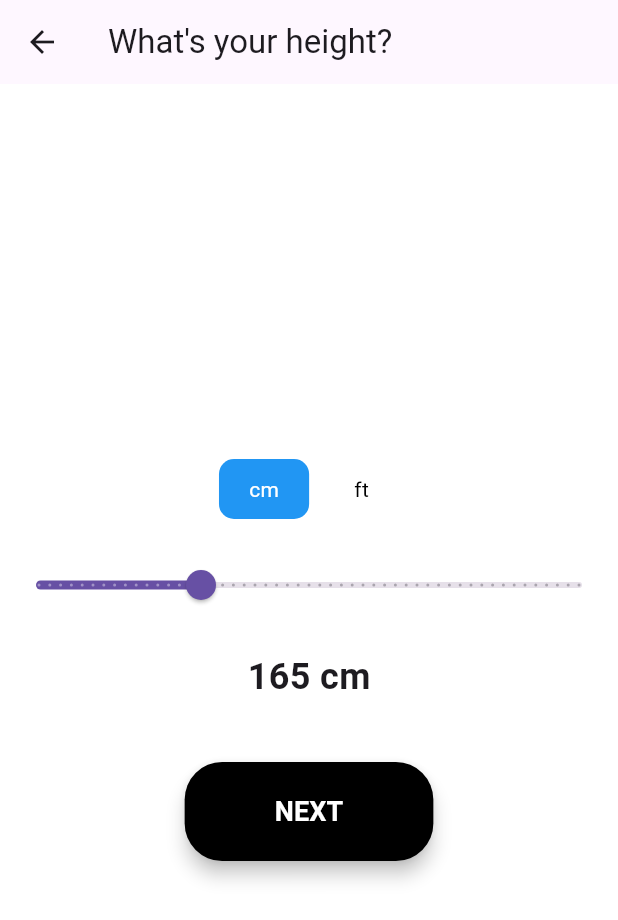
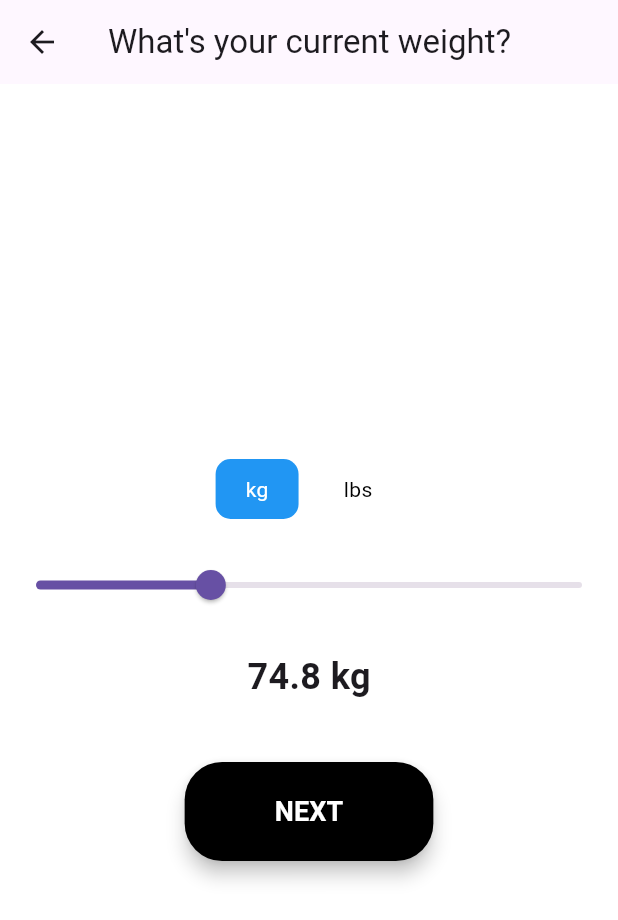
Before and after one commit to Abdimahad1/fitness_app_nodeJS, a Flutter app: the HeightScreen screen opened directly, after a tap on "NEXT", on a phone screen of 412 x 824 dp. Shown: the top 920 px of the screen. Run offline on Flutter 3.47's test engine with Material 3 defaults, Android fonts, the phone set to English and light mode, and no system bars.

Commit message:
weight screen added

```diff
--- a/lib/screens/startUp/height.dart
+++ b/lib/screens/startUp/height.dart
@@ -1,4 +1,5 @@
 import 'package:flutter/material.dart';
+import 'weight.dart'; // Import the WeightScreen
 
 class HeightScreen extends StatefulWidget {
   @override
@@ -74,9 +75,7 @@ class _HeightScreenState extends State<HeightScreen> {
               min: isCm ? 150 : 4.0, // Adjust min for ft
               max: isCm ? 200 : 7.0, // Adjust max for ft
               divisions: isCm ? 50 : 30, // Adjust divisions for ft
-              label: isCm
-                  ? "${selectedHeight.toInt()} cm"
-                  : "${selectedHeight.toStringAsFixed(2)} ft", // Label based on unit
+              label: isCm ? "${selectedHeight.toInt()} cm" : "${selectedHeight.toStringAsFixed(2)} ft", // Label based on unit
               onChanged: (value) {
                 setState(() {
                   selectedHeight = value; // Update height
@@ -86,17 +85,18 @@ class _HeightScreenState extends State<HeightScreen> {
             SizedBox(height: 20),
             // Display Selected Height
             Text(
-              isCm
-                  ? "${selectedHeight.toInt()} cm"
-                  : "${selectedHeight.toStringAsFixed(2)} ft",
+              isCm ? "${selectedHeight.toInt()} cm" : "${selectedHeight.toStringAsFixed(2)} ft",
               style: TextStyle(fontSize: 24, fontWeight: FontWeight.bold),
             ),
             SizedBox(height: 40),
             // Next Button
             ElevatedButton(
               onPressed: () {
-                // Handle next action
-                print("Selected Height: ${isCm ? '${selectedHeight.toInt()} cm' : '${selectedHeight.toStringAsFixed(2)} ft'}");
+                // Navigate to the WeightScreen
+                Navigator.push(
+                  context,
+                  MaterialPageRoute(builder: (context) => WeightScreen()),
+                );
               },
               style: ElevatedButton.styleFrom(
                 backgroundColor: Colors.black,
--- a/lib/screens/startUp/weight.dart
+++ b/lib/screens/startUp/weight.dart
@@ -0,0 +1,124 @@
+import 'package:flutter/material.dart';
+
+class WeightScreen extends StatefulWidget {
+  @override
+  _WeightScreenState createState() => _WeightScreenState();
+}
+
+class _WeightScreenState extends State<WeightScreen> {
+  double selectedWeight = 74.8; // Default weight in kg
+  bool isKg = true; // Toggle between kg and lbs
+
+  @override
+  Widget build(BuildContext context) {
+    return Scaffold(
+      appBar: AppBar(
+        title: Text("What's your current weight?"),
+      ),
+      body: Container(
+        color: Colors.white, // Background color
+        child: Column(
+          mainAxisAlignment: MainAxisAlignment.center,
+          children: [
+            // Weight Unit Toggle
+            Row(
+              mainAxisAlignment: MainAxisAlignment.center,
+              children: [
+                GestureDetector(
+                  onTap: () {
+                    setState(() {
+                      isKg = true; // Set to kg
+                      // Convert weight to kg if switching from lbs
+                      selectedWeight = (selectedWeight / 2.20462).clamp(40.0, 150.0);
+                    });
+                  },
+                  child: Container(
+                    padding: EdgeInsets.symmetric(horizontal: 20, vertical: 10),
+                    decoration: BoxDecoration(
+                      color: isKg ? Colors.blue : Colors.transparent,
+                      borderRadius: BorderRadius.circular(10),
+                    ),
+                    child: Text(
+                      "kg",
+                      style: TextStyle(color: isKg ? Colors.white : Colors.black),
+                    ),
+                  ),
+                ),
+                SizedBox(width: 10),
+                GestureDetector(
+                  onTap: () {
+                    setState(() {
+                      isKg = false; // Set to lbs
+                      // Convert weight to lbs if switching from kg
+                      selectedWeight = (selectedWeight * 2.20462).clamp(88.0, 330.0);
+                    });
+                  },
+                  child: Container(
+                    padding: EdgeInsets.symmetric(horizontal: 20, vertical: 10),
+                    decoration: BoxDecoration(
+                      color: !isKg ? Colors.blue : Colors.transparent,
+                      borderRadius: BorderRadius.circular(10),
+                    ),
+                    child: Text(
+                      "lbs",
+                      style: TextStyle(color: !isKg ? Colors.white : Colors.black),
+                    ),
+                  ),
+                ),
+              ],
+            ),
+            SizedBox(height: 20),
+            // Weight Slider
+            Slider(
+              value: selectedWeight,
+              min: isKg ? 40 : 88, // Adjust min for lbs
+              max: isKg ? 150 : 330, // Adjust max for lbs
+              divisions: isKg ? 110 : 30, // Adjust divisions for lbs
+              label: isKg
+                  ? "${selectedWeight.toStringAsFixed(1)} kg"
+                  : "${selectedWeight.toStringAsFixed(1)} lbs", // Label based on unit
+              onChanged: (value) {
+                setState(() {
+                  selectedWeight = value; // Update weight
+                });
+              },
+            ),
+            SizedBox(height: 20),
+            // Display Selected Weight
+            Text(
+              isKg
+                  ? "${selectedWeight.toStringAsFixed(1)} kg"
+                  : "${selectedWeight.toStringAsFixed(1)} lbs",
+              style: TextStyle(fontSize: 24, fontWeight: FontWeight.bold),
+            ),
+            SizedBox(height: 40),
+            // Next Button
+            ElevatedButton(
+              onPressed: () {
+                // Handle next action
+                print(
+                    "Selected Weight: ${isKg ? '${selectedWeight.toStringAsFixed(1)} kg' : '${selectedWeight.toStringAsFixed(1)} lbs'}");
+              },
+              style: ElevatedButton.styleFrom(
+                backgroundColor: Colors.black,
+                shape: RoundedRectangleBorder(
+                  borderRadius: BorderRadius.circular(25),
+                ),
+                padding: EdgeInsets.symmetric(horizontal: 60, vertical: 20), // Increased padding for larger button
+                elevation: 5, // Add shadow for depth
+              ),
+              child: Text(
+                "NEXT",
+                style: TextStyle(
+                  color: Colors.white,
+                  fontSize: 18,
+                  fontWeight: FontWeight.bold,
+                ),
+              ),
+            ),
+          ],
+        ),
+      ),
+    );
+  }
+}
```
